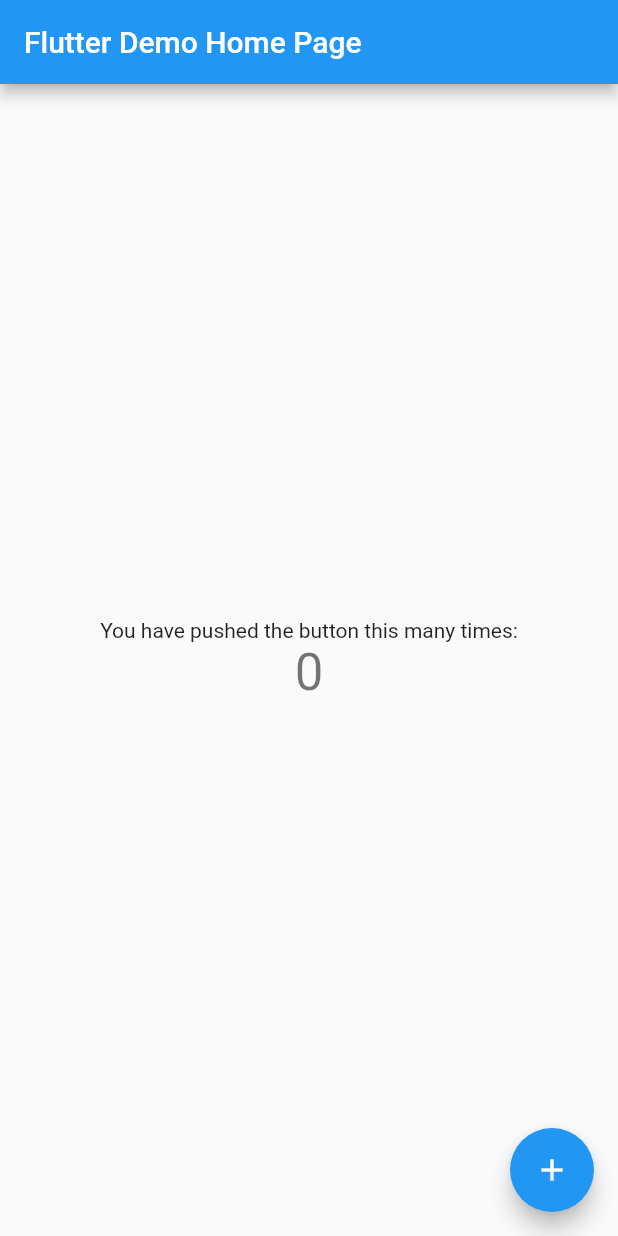
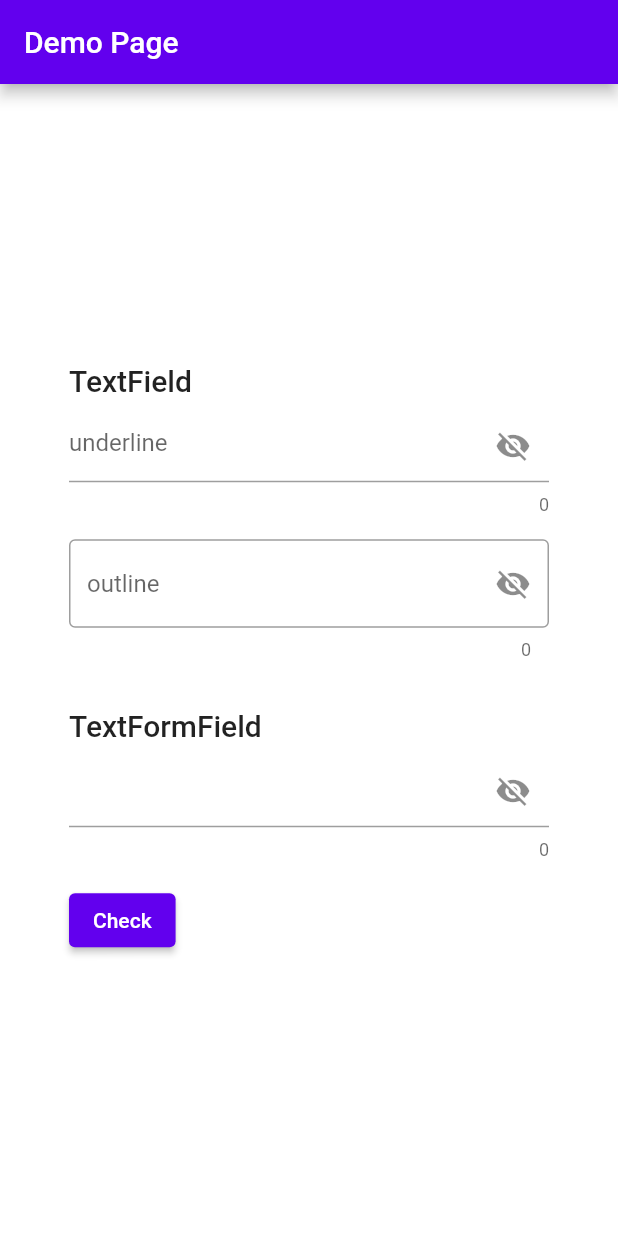
Before and after one commit to koji-1009/password_text_field, a Flutter app: the screen it shows after launch, on a phone screen of 412 x 824 dp. Run offline on Flutter 3.47's test engine with Material 2 defaults, Android fonts, the phone set to English and light mode, and no system bars.

Commit message:
Add password_text_field to example

```diff
--- a/example/lib/main.dart
+++ b/example/lib/main.dart
@@ -1,113 +1,106 @@
 import 'package:flutter/material.dart';
+import 'package:password_text_field/password_text_field.dart';
 
 void main() {
-  runApp(MyApp());
+  runApp(const MyApp());
 }
 
 class MyApp extends StatelessWidget {
-  // This widget is the root of your application.
+  const MyApp({Key? key}) : super(key: key);
+
   @override
   Widget build(BuildContext context) {
     return MaterialApp(
-      title: 'Flutter Demo',
-      theme: ThemeData(
-        // This is the theme of your application.
-        //
-        // Try running your application with "flutter run". You'll see the
-        // application has a blue toolbar. Then, without quitting the app, try
-        // changing the primarySwatch below to Colors.green and then invoke
-        // "hot reload" (press "r" in the console where you ran "flutter run",
-        // or simply save your changes to "hot reload" in a Flutter IDE).
-        // Notice that the counter didn't reset back to zero; the application
-        // is not restarted.
-        primarySwatch: Colors.blue,
-      ),
-      home: MyHomePage(title: 'Flutter Demo Home Page'),
+      title: 'password_text_field demo',
+      theme: ThemeData.from(colorScheme: ColorScheme.light()),
+      darkTheme: ThemeData.from(colorScheme: ColorScheme.dark()),
+      home: MyHomePage(),
     );
   }
 }
 
 class MyHomePage extends StatefulWidget {
-  MyHomePage({Key key, this.title}) : super(key: key);
-
-  // This widget is the home page of your application. It is stateful, meaning
-  // that it has a State object (defined below) that contains fields that affect
-  // how it looks.
-
-  // This class is the configuration for the state. It holds the values (in this
-  // case the title) provided by the parent (in this case the App widget) and
-  // used by the build method of the State. Fields in a Widget subclass are
-  // always marked "final".
-
-  final String title;
+  MyHomePage({Key? key}) : super(key: key);
 
   @override
   _MyHomePageState createState() => _MyHomePageState();
 }
 
 class _MyHomePageState extends State<MyHomePage> {
-  int _counter = 0;
+  final _formState = GlobalKey<FormState>();
+  final _textFormFieldController = TextEditingController();
 
-  void _incrementCounter() {
-    setState(() {
-      // This call to setState tells the Flutter framework that something has
-      // changed in this State, which causes it to rerun the build method below
-      // so that the display can reflect the updated values. If we changed
-      // _counter without calling setState(), then the build method would not be
-      // called again, and so nothing would appear to happen.
-      _counter++;
-    });
-  }
+  final _smallSpace = const SizedBox(height: 8);
+  final _mediumSpace = const SizedBox(height: 16);
+  final _largeSpace = const SizedBox(height: 32);
 
   @override
   Widget build(BuildContext context) {
-    // This method is rerun every time setState is called, for instance as done
-    // by the _incrementCounter method above.
-    //
-    // The Flutter framework has been optimized to make rerunning build methods
-    // fast, so that you can just rebuild anything that needs updating rather
-    // than having to individually change instances of widgets.
     return Scaffold(
       appBar: AppBar(
-        // Here we take the value from the MyHomePage object that was created by
-        // the App.build method, and use it to set our appbar title.
-        title: Text(widget.title),
+        title: Text('Demo Page'),
       ),
       body: Center(
-        // Center is a layout widget. It takes a single child and positions it
-        // in the middle of the parent.
+        child: SizedBox(
+          width: 320,
           child: Column(
-          // Column is also a layout widget. It takes a list of children and
-          // arranges them vertically. By default, it sizes itself to fit its
-          // children horizontally, and tries to be as tall as its parent.
-          //
-          // Invoke "debug painting" (press "p" in the console, choose the
-          // "Toggle Debug Paint" action from the Flutter Inspector in Android
-          // Studio, or the "Toggle Debug Paint" command in Visual Studio Code)
-          // to see the wireframe for each widget.
-          //
-          // Column has various properties to control how it sizes itself and
-          // how it positions its children. Here we use mainAxisAlignment to
-          // center the children vertically; the main axis here is the vertical
-          // axis because Columns are vertical (the cross axis would be
-          // horizontal).
             mainAxisAlignment: MainAxisAlignment.center,
+            crossAxisAlignment: CrossAxisAlignment.start,
             children: <Widget>[
               Text(
-              'You have pushed the button this many times:',
+                'TextField',
+                style: Theme.of(context).textTheme.headline6,
               ),
+              _smallSpace,
+              PasswordTextField(
+                decoration: InputDecoration(
+                  border: UnderlineInputBorder(),
+                  hintText: 'underline',
+                ),
+              ),
+              _mediumSpace,
+              PasswordTextField(
+                decoration: InputDecoration(
+                  border: OutlineInputBorder(),
+                  hintText: 'outline',
+                ),
+              ),
+              _largeSpace,
+              Form(
+                key: _formState,
+                child: Column(
+                  mainAxisAlignment: MainAxisAlignment.center,
+                  crossAxisAlignment: CrossAxisAlignment.start,
+                  children: [
                     Text(
-              '$_counter',
-              style: Theme.of(context).textTheme.headline4,
+                      'TextFormField',
+                      style: Theme.of(context).textTheme.headline6,
                     ),
+                    _smallSpace,
+                    PasswordTextFormField(
+                      controller: _textFormFieldController,
+                      validator: (value) {
+                        if ((value?.length ?? 0) < 6) {
+                          return 'Password must be at least 6 characters';
+                        }
+
+                        return null;
+                      },
+                    ),
+                    _mediumSpace,
+                    ElevatedButton(
+                      onPressed: () {
+                        _formState.currentState?.validate();
+                      },
+                      child: Text('Check'),
+                    )
+                  ],
+                ),
+              )
             ],
           ),
         ),
-      floatingActionButton: FloatingActionButton(
-        onPressed: _incrementCounter,
-        tooltip: 'Increment',
-        child: Icon(Icons.add),
-      ), // This trailing comma makes auto-formatting nicer for build methods.
+      ),
     );
   }
 }
```
Also changed, not shown: example/pubspec.yaml (+2 -44 lines), example/pubspec.lock. Lines whose indentation alone changed are shown as unchanged.
